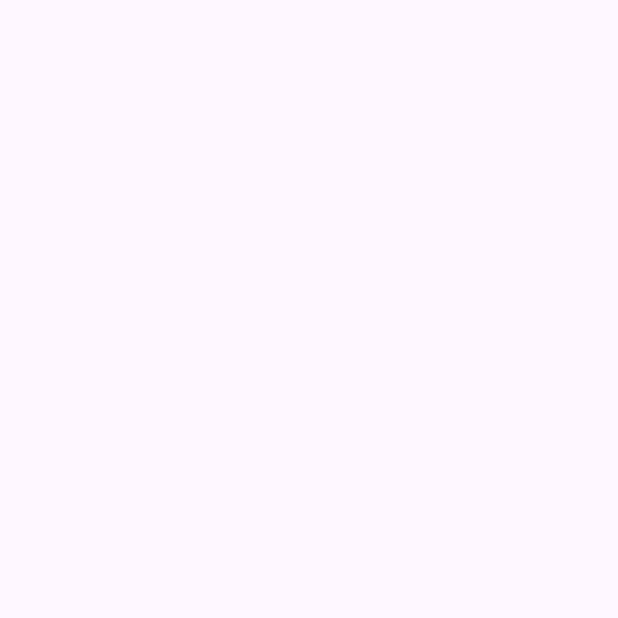
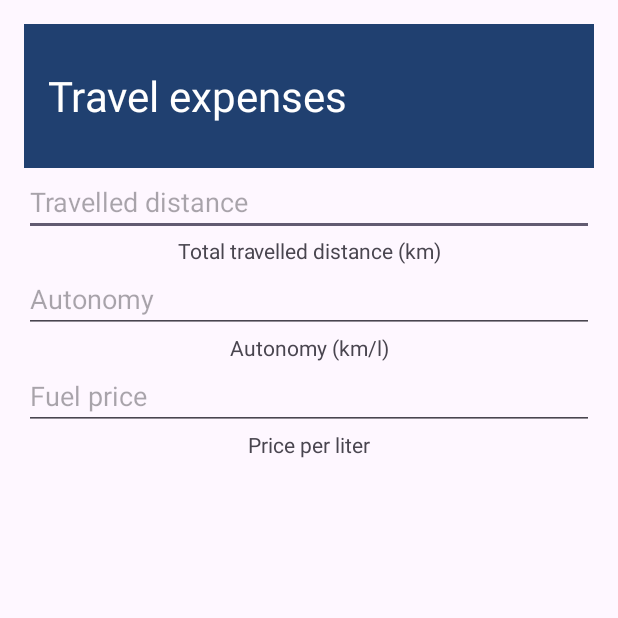
Before and after one commit to FabTrindade/TravelExpenses, an Android app: the screen it shows after launch (MainActivity), on a phone screen of 412 x 824 dp, the top half of it. Before the commit the part shown is empty. Run offline under Robolectric (Android 15) with nearby library versions, the phone set to English and light mode, and no system bars.

Commit message:
Creating initial part of the layout

```diff
--- a/app/src/main/res/layout/activity_main.xml
+++ b/app/src/main/res/layout/activity_main.xml
@@ -1,12 +1,73 @@
 <?xml version="1.0" encoding="utf-8"?>
-<LinearLayout
-    xmlns:android="http://schemas.android.com/apk/res/android"
+<LinearLayout xmlns:android="http://schemas.android.com/apk/res/android"
     xmlns:app="http://schemas.android.com/apk/res-auto"
     xmlns:tools="http://schemas.android.com/tools"
     android:layout_width="match_parent"
     android:layout_height="match_parent"
     android:orientation="vertical"
+    android:padding="16dp"
     tools:context=".MainActivity">
+
+    <LinearLayout
+        android:layout_width="match_parent"
+        android:layout_height="96dp"
+        android:accessibilityPaneTitle="Travel Expenses"
+        android:background="#204070"
+        android:padding="16dp"
+        android:textAlignment="center">
+
+        <TextView
+            android:layout_width="match_parent"
+            android:layout_height="match_parent"
+            android:gravity="center_vertical"
+            android:text="Travel expenses"
+            android:textColor="@color/white"
+            android:textSize="28dp">
+       </TextView>
+    </LinearLayout>
+
+    <EditText
+        android:layout_width="match_parent"
+        android:layout_height="wrap_content"
+        android:hint="@string/dist_nce">
+
+    </EditText>
+
+    <TextView
+        android:layout_width="match_parent"
+        android:layout_height="wrap_content"
+        android:gravity="center"
+        android:text="@string/travelled_dis_ance_km">
+
+    </TextView>
+    <EditText
+        android:layout_width="match_parent"
+        android:layout_height="wrap_content"
+        android:hint="@string/auto_omy">
+
+    </EditText>
+
+    <TextView
+        android:layout_width="match_parent"
+        android:layout_height="wrap_content"
+        android:gravity="center"
+        android:text="@string/autono_km_l">
+
+    </TextView>
+    <EditText
+        android:layout_width="match_parent"
+        android:layout_height="wrap_content"
+        android:hint="@string/pri_e">
+
+    </EditText>
+
+    <TextView
+        android:layout_width="match_parent"
+        android:layout_height="wrap_content"
+        android:gravity="center"
+        android:text="@string/pric_per_liter">
+
+    </TextView>
 
 
 </LinearLayout>
--- a/app/src/main/res/values/strings.xml
+++ b/app/src/main/res/values/strings.xml
@@ -1,3 +1,9 @@
 <resources>
     <string name="app_name">TravelExpenses</string>
+    <string name="dist_nce">Travelled distance</string>
+    <string name="travelled_dis_ance_km">Total travelled distance (km)</string>
+    <string name="pri_e">Fuel price</string>
+    <string name="pric_per_liter">Price per liter</string>
+    <string name="auto_omy">Autonomy</string>
+    <string name="autono_km_l">Autonomy (km/l)</string>
 </resources>
```
Also changed, not shown: 1 other file.
